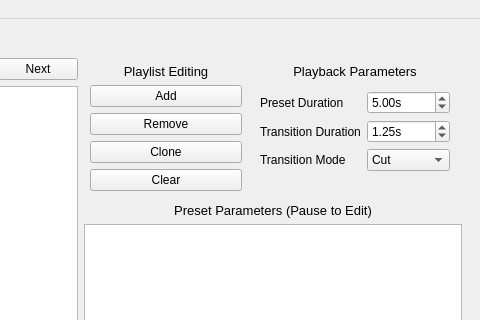
Before: the Qt Designer form ui/firemix.ui in Openlights/firemix, drawn with Qt 5; both pictures show x 271 to 751 and y 0 to 320 of the 751 by 613 pixel window.
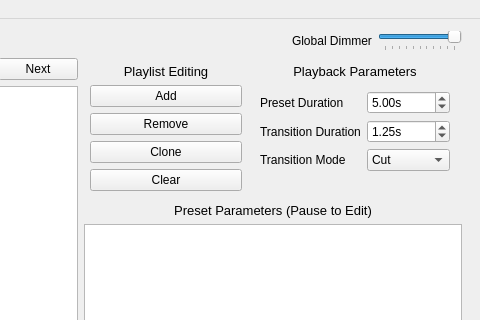
After: the same form once the commit is applied. Custom widgets are drawn as their Qt base class.

Commit message: Add global dimmer to GUI

Diff of the .ui file:
```diff
--- a/ui/firemix.ui
+++ b/ui/firemix.ui
@@ -80,6 +80,35 @@
          </property>
         </spacer>
        </item>
+       <item>
+        <widget class="QLabel" name="lbl_global_dimmer">
+         <property name="text">
+          <string>Global Dimmer</string>
+         </property>
+        </widget>
+       </item>
+       <item>
+        <widget class="QSlider" name="slider_global_dimmer">
+         <property name="sizePolicy">
+          <sizepolicy hsizetype="Fixed" vsizetype="Fixed">
+           <horstretch>0</horstretch>
+           <verstretch>0</verstretch>
+          </sizepolicy>
+         </property>
+         <property name="maximum">
+          <number>100</number>
+         </property>
+         <property name="value">
+          <number>100</number>
+         </property>
+         <property name="orientation">
+          <enum>Qt::Horizontal</enum>
+         </property>
+         <property name="tickPosition">
+          <enum>QSlider::TicksBelow</enum>
+         </property>
+        </widget>
+       </item>
       </layout>
      </item>
      <item>
```
The commit also changes 2 other files.
